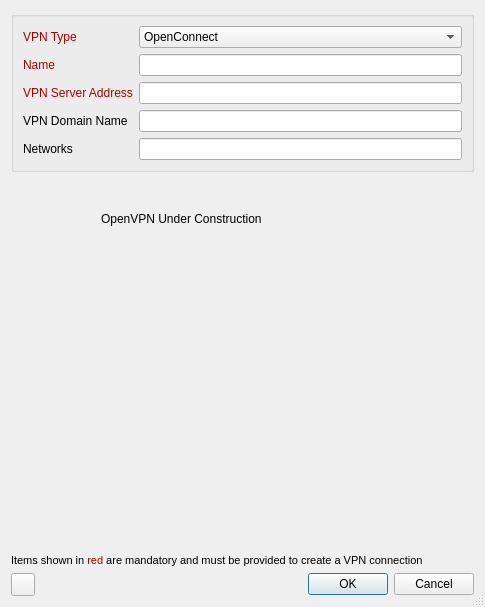
Above: apps/cmstapp/code/vpn_create/ui/vpn_create.ui from andrew-bibb/cmst before the change. Below: the same form after it.
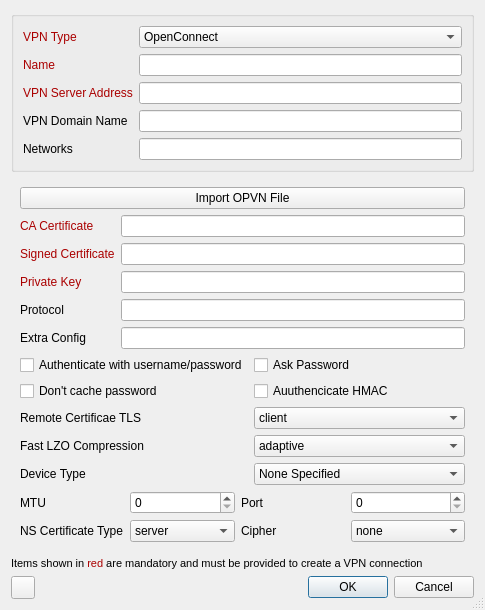
That is the form after the change. The open tabs and pages were chosen to show the change.

Commit message: openvpn dialog built, not connected

What changed in the file:
```diff
--- a/apps/cmstapp/code/vpn_create/ui/vpn_create.ui
+++ b/apps/cmstapp/code/vpn_create/ui/vpn_create.ui
@@ -416,19 +416,270 @@
       </layout>
      </widget>
      <widget class="QWidget" name="OpenVPN">
-      <widget class="QLabel" name="label_2">
-       <property name="geometry">
-        <rect>
-         <x>90</x>
-         <y>30</y>
-         <width>191</width>
-         <height>21</height>
-        </rect>
-       </property>
-       <property name="text">
-        <string>OpenVPN Under Construction</string>
-       </property>
-      </widget>
+      <layout class="QVBoxLayout" name="verticalLayout_8">
+       <item>
+        <widget class="QPushButton" name="pushButton_01_importopvn">
+         <property name="text">
+          <string>Import OPVN File</string>
+         </property>
+        </widget>
+       </item>
+       <item>
+        <layout class="QGridLayout" name="gridLayout_16">
+         <item row="1" column="1">
+          <widget class="QLineEdit" name="lineEdit_01_cert"/>
+         </item>
+         <item row="2" column="1">
+          <widget class="QLineEdit" name="lineEdit_01_key"/>
+         </item>
+         <item row="0" column="0">
+          <widget class="QLabel" name="label_01_cacert">
+           <property name="text">
+            <string>&lt;html&gt;&lt;head/&gt;&lt;body&gt;&lt;p&gt;&lt;span style=&quot; color:#aa0000;&quot;&gt;CA Certificate&lt;/span&gt;&lt;/p&gt;&lt;/body&gt;&lt;/html&gt;</string>
+           </property>
+          </widget>
+         </item>
+         <item row="1" column="0">
+          <widget class="QLabel" name="label_01_cert">
+           <property name="text">
+            <string>&lt;html&gt;&lt;head/&gt;&lt;body&gt;&lt;p&gt;&lt;span style=&quot; color:#aa0000;&quot;&gt;Signed Certificate&lt;/span&gt;&lt;/p&gt;&lt;/body&gt;&lt;/html&gt;</string>
+           </property>
+          </widget>
+         </item>
+         <item row="2" column="0">
+          <widget class="QLabel" name="label_01_key">
+           <property name="text">
+            <string>&lt;html&gt;&lt;head/&gt;&lt;body&gt;&lt;p&gt;&lt;span style=&quot; color:#aa0000;&quot;&gt;Private Key&lt;/span&gt;&lt;/p&gt;&lt;/body&gt;&lt;/html&gt;</string>
+           </property>
+          </widget>
+         </item>
+         <item row="3" column="0">
+          <widget class="QLabel" name="label_01_proto">
+           <property name="text">
+            <string>Protocol</string>
+           </property>
+          </widget>
+         </item>
+         <item row="0" column="1">
+          <widget class="QLineEdit" name="lineEdit_01_cacert"/>
+         </item>
+         <item row="3" column="1">
+          <widget class="QLineEdit" name="lineEdit_01_proto"/>
+         </item>
+         <item row="4" column="0">
+          <widget class="QLabel" name="label_01_config">
+           <property name="text">
+            <string>Extra Config</string>
+           </property>
+          </widget>
+         </item>
+         <item row="4" column="1">
+          <widget class="QLineEdit" name="lineEdit_01_config"/>
+         </item>
+        </layout>
+       </item>
+       <item>
+        <layout class="QGridLayout" name="gridLayout_17">
+         <item row="2" column="1">
+          <widget class="QComboBox" name="comboBox_01_remotecerttls">
+           <item>
+            <property name="text">
+             <string>client</string>
+            </property>
+           </item>
+           <item>
+            <property name="text">
+             <string>server</string>
+            </property>
+           </item>
+          </widget>
+         </item>
+         <item row="1" column="0">
+          <widget class="QCheckBox" name="checkBox_01_authnocache">
+           <property name="text">
+            <string>Don't cache password</string>
+           </property>
+          </widget>
+         </item>
+         <item row="0" column="1">
+          <widget class="QCheckBox" name="checkBox_01_askpass">
+           <property name="text">
+            <string>Ask Password</string>
+           </property>
+          </widget>
+         </item>
+         <item row="1" column="1">
+          <widget class="QCheckBox" name="checkBox_auth">
+           <property name="text">
+            <string>Auuthencicate HMAC</string>
+           </property>
+          </widget>
+         </item>
+         <item row="2" column="0">
+          <widget class="QLabel" name="label_01_remotecerttls">
+           <property name="text">
+            <string>Remote Certificae TLS</string>
+           </property>
+          </widget>
+         </item>
+         <item row="3" column="0">
+          <widget class="QLabel" name="label_01_complzo">
+           <property name="text">
+            <string>Fast LZO Compression</string>
+           </property>
+          </widget>
+         </item>
+         <item row="0" column="0">
+          <widget class="QCheckBox" name="checkBox_01_authuserpass">
+           <property name="text">
+            <string>Authenticate with username/password</string>
+           </property>
+          </widget>
+         </item>
+         <item row="3" column="1">
+          <widget class="QComboBox" name="comboBox_01_complzo">
+           <item>
+            <property name="text">
+             <string>adaptive</string>
+            </property>
+           </item>
+           <item>
+            <property name="text">
+             <string>yes</string>
+            </property>
+           </item>
+           <item>
+            <property name="text">
+             <string>no</string>
+            </property>
+           </item>
+          </widget>
+         </item>
+         <item row="4" column="0">
+          <widget class="QLabel" name="label_01_devtype">
+           <property name="text">
+            <string>Device Type</string>
+           </property>
+          </widget>
+         </item>
+         <item row="4" column="1">
+          <widget class="QComboBox" name="comboBox_01_devtype">
+           <item>
+            <property name="text">
+             <string>None Specified</string>
+            </property>
+           </item>
+           <item>
+            <property name="text">
+             <string>tun</string>
+            </property>
+           </item>
+           <item>
+            <property name="text">
+             <string>tap</string>
+            </property>
+           </item>
+          </widget>
+         </item>
+        </layout>
+       </item>
+       <item>
+        <layout class="QGridLayout" name="gridLayout_18">
+         <item row="0" column="3">
+          <widget class="QSpinBox" name="spinBox_01_port"/>
+         </item>
+         <item row="0" column="0">
+          <widget class="QLabel" name="label_01_mtu">
+           <property name="text">
+            <string>MTU</string>
+           </property>
+          </widget>
+         </item>
+         <item row="0" column="2">
+          <widget class="QLabel" name="label_01_port">
+           <property name="text">
+            <string>Port</string>
+           </property>
+          </widget>
+         </item>
+         <item row="0" column="1">
+          <widget class="QSpinBox" name="spinBox_01_mtu"/>
+         </item>
+         <item row="1" column="0">
+          <widget class="QLabel" name="label_01_certtype">
+           <property name="text">
+            <string>NS Certificate Type</string>
+           </property>
+          </widget>
+         </item>
+         <item row="1" column="1">
+          <widget class="QComboBox" name="comboBox_01_certtype">
+           <item>
+            <property name="text">
+             <string>server</string>
+            </property>
+           </item>
+           <item>
+            <property name="text">
+             <string>client</string>
+            </property>
+           </item>
+          </widget>
+         </item>
+         <item row="1" column="2">
+          <widget class="QLabel" name="label_01_cipher">
+           <property name="text">
+            <string>Cipher</string>
+           </property>
+          </widget>
+         </item>
+         <item row="1" column="3">
+          <widget class="QComboBox" name="comboBox_01_cipher">
+           <item>
+            <property name="text">
+             <string>none</string>
+            </property>
+           </item>
+           <item>
+            <property name="text">
+             <string>AES-128-CBC</string>
+            </property>
+           </item>
+           <item>
+            <property name="text">
+             <string>AES-128-CFB</string>
+            </property>
+           </item>
+           <item>
+            <property name="text">
+             <string>AES-128-CFB1</string>
+            </property>
+           </item>
+           <item>
+            <property name="text">
+             <string>AES-128-CFB8</string>
+            </property>
+           </item>
+           <item>
+            <property name="text">
+             <string>AES-128-GCM</string>
+            </property>
+           </item>
+           <item>
+            <property name="text">
+             <string>AES-128-0FB</string>
+            </property>
+           </item>
+           <item>
+            <property name="text">
+             <string>New Item</string>
+            </property>
+           </item>
+          </widget>
+         </item>
+        </layout>
+       </item>
+      </layout>
      </widget>
      <widget class="QWidget" name="VPNC">
       <layout class="QVBoxLayout" name="verticalLayout_2">
```
Left out of the diff: 6 changed lines with no effect on the pictures. The commit also changes 2 other files.
